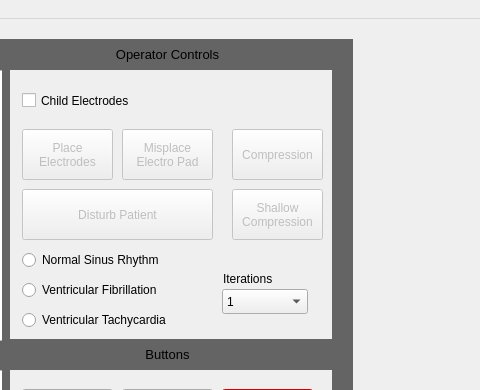
ConnorG1067/COMP3004-FA, file COMP3004-FA/mainwindow.ui: the form before one commit; both pictures show x 328 to 808 and y 0 to 390 of the 1122 by 694 pixel window.
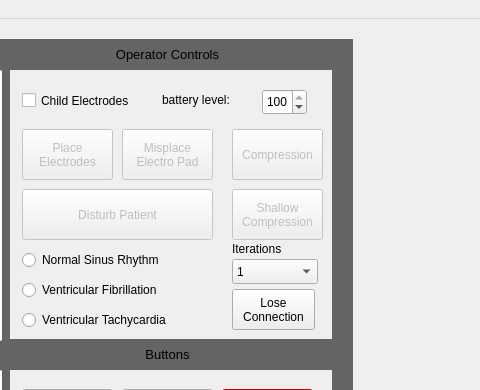
The form after the commit. Icons and pictures are not drawn.

```diff
--- a/COMP3004-FA/mainwindow.ui
+++ b/COMP3004-FA/mainwindow.ui
@@ -850,8 +850,8 @@
    <widget class="QComboBox" name="iterationComboBox">
     <property name="geometry">
      <rect>
-      <x>550</x>
-      <y>270</y>
+      <x>560</x>
+      <y>240</y>
       <width>86</width>
       <height>25</height>
      </rect>
@@ -885,8 +885,8 @@
    <widget class="QLabel" name="label_9">
     <property name="geometry">
      <rect>
-      <x>551</x>
-      <y>250</y>
+      <x>560</x>
+      <y>220</y>
       <width>81</width>
       <height>20</height>
      </rect>
@@ -895,6 +895,49 @@
      <string>Iterations</string>
     </property>
    </widget>
+   <widget class="QSpinBox" name="batterylevel">
+    <property name="geometry">
+     <rect>
+      <x>590</x>
+      <y>70</y>
+      <width>45</width>
+      <height>26</height>
+     </rect>
+    </property>
+    <property name="maximum">
+     <number>100</number>
+    </property>
+    <property name="value">
+     <number>100</number>
+    </property>
+   </widget>
+   <widget class="QLabel" name="label_10">
+    <property name="geometry">
+     <rect>
+      <x>490</x>
+      <y>70</y>
+      <width>91</width>
+      <height>21</height>
+     </rect>
+    </property>
+    <property name="text">
+     <string>battery level:</string>
+    </property>
+   </widget>
+   <widget class="QPushButton" name="loseconnection">
+    <property name="geometry">
+     <rect>
+      <x>560</x>
+      <y>270</y>
+      <width>83</width>
+      <height>41</height>
+     </rect>
+    </property>
+    <property name="text">
+     <string>Lose
+Connection</string>
+    </property>
+   </widget>
   </widget>
   <widget class="QMenuBar" name="menubar">
    <property name="geometry">
```
